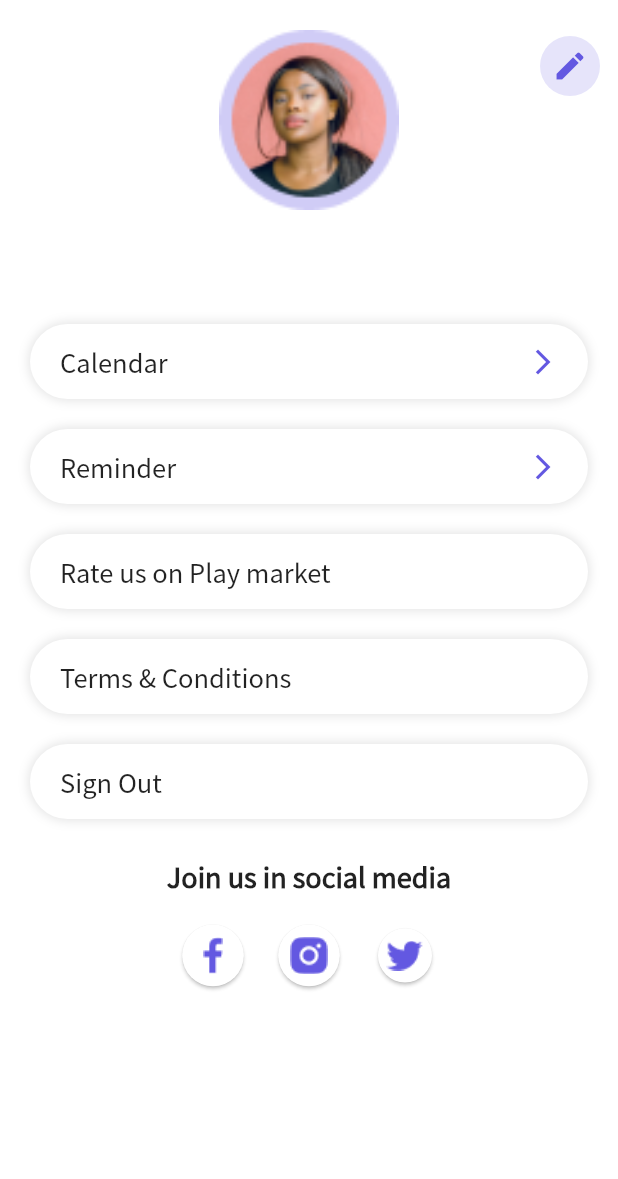
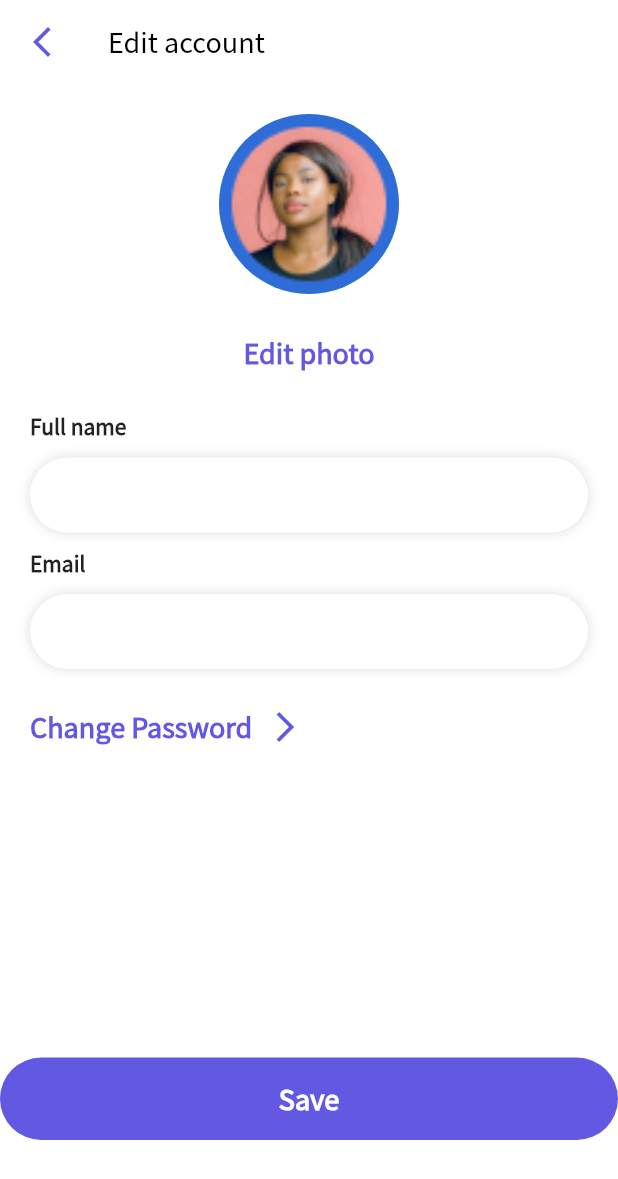
Before and after one commit to perpetio/fitness, a Flutter app: the SettingsScreen screen opened directly, after a tap on the "edit" icon, on a phone screen of 412 x 824 dp. Shown: the top 1179 px of the screen. Run offline on Flutter 3.47's test engine with Material 2 defaults, Android fonts, the phone set to English and light mode, and no system bars; our stand-ins replace bloc, dots_indicator, firebase_auth, firebase_core, firebase_storage, flutter_bloc and 3 more; accounts and stored records are empty.

Commit message:
[FT-13] realized edit account mechanism

```diff
--- a/lib/screens/common_widgets/fitness_button.dart
+++ b/lib/screens/common_widgets/fitness_button.dart
@@ -4,11 +4,9 @@ import 'package:flutter/material.dart';
 class FitnessButton extends StatelessWidget {
   final String title;
   final bool isEnabled;
+  final Function() onTap;
 
-  FitnessButton({
-    required this.title,
-    this.isEnabled = true,
-  });
+  FitnessButton({required this.title, this.isEnabled = true, required this.onTap});
 
   @override
   Widget build(BuildContext context) {
@@ -16,11 +14,14 @@ class FitnessButton extends StatelessWidget {
       width: double.infinity,
       height: 55,
       decoration: BoxDecoration(
-        color: isEnabled
-            ? ColorConstants.primaryColor
-            : ColorConstants.disabledColor,
+        color: isEnabled ? ColorConstants.primaryColor : ColorConstants.disabledColor,
         borderRadius: BorderRadius.circular(100),
       ),
+      child: Material(
+        color: Colors.transparent,
+        child: InkWell(
+          borderRadius: BorderRadius.circular(100),
+          onTap: onTap,
           child: Center(
             child: Text(
               title,
@@ -31,6 +32,8 @@ class FitnessButton extends StatelessWidget {
               ),
             ),
           ),
+        ),
+      ),
     );
   }
 }
--- a/lib/screens/common_widgets/settings_container.dart
+++ b/lib/screens/common_widgets/settings_container.dart
@@ -21,7 +21,7 @@ class SettingsContainer extends StatelessWidget {
             child: Padding(
               padding: EdgeInsets.symmetric(horizontal: 20),
               child: Row(
-                children: [child, Spacer(), if (withArrow) Icon(Icons.arrow_forward_ios, color: ColorConstants.primaryColor, size: 20)],
+                children: [Expanded(child: child), if (withArrow) Icon(Icons.arrow_forward_ios, color: ColorConstants.primaryColor, size: 20)],
               ),
             ),
           ),
--- /dev/null
+++ b/lib/screens/common_widgets/settings_textfield.dart
@@ -0,0 +1,20 @@
+import 'package:flutter/material.dart';
+
+class SettingsTextField extends StatelessWidget {
+  final TextEditingController controller;
+  const SettingsTextField({Key? key, required this.controller}) : super(key: key);
+
+  @override
+  Widget build(BuildContext context) {
+    return TextField(
+        controller: controller,
+        style: TextStyle(fontWeight: FontWeight.w600),
+        decoration: InputDecoration(
+          border: InputBorder.none,
+          focusedBorder: InputBorder.none,
+          enabledBorder: InputBorder.none,
+          errorBorder: InputBorder.none,
+          disabledBorder: InputBorder.none,
+        ));
+  }
+}
--- /dev/null
+++ b/lib/screens/edit_account/bloc/edit_account_bloc.dart
@@ -0,0 +1,31 @@
+import 'dart:async';
+
+import 'package:bloc/bloc.dart';
+import 'package:fitness_flutter/core/service/firebase_storage_service.dart';
+import 'package:fitness_flutter/core/service/user_service.dart';
+import 'package:image_picker/image_picker.dart';
+import 'package:meta/meta.dart';
+
+part 'edit_account_event.dart';
+part 'edit_account_state.dart';
+
+class EditAccountBloc extends Bloc<EditAccountEvent, EditAccountState> {
+  EditAccountBloc() : super(EditAccountInitial());
+
+  @override
+  Stream<EditAccountState> mapEventToState(
+    EditAccountEvent event,
+  ) async* {
+    if (event is UploadImage) {
+      yield EditAccountProgress();
+      final XFile? image = await ImagePicker().pickImage(source: ImageSource.gallery);
+      if (image != null) await FirebaseStorageService.uploadImage(filePath: image.path);
+      yield EditAccountInitial();
+    }
+    if (event is ChangeUserData) {
+      yield EditAccountProgress();
+      await UserService.changeUserData(displayName: event.displayName, email: event.email);
+      yield EditAccountInitial();
+    }
+  }
+}
--- /dev/null
+++ b/lib/screens/edit_account/bloc/edit_account_event.dart
@@ -0,0 +1,12 @@
+part of 'edit_account_bloc.dart';
+
+@immutable
+abstract class EditAccountEvent {}
+
+class UploadImage extends EditAccountEvent {}
+
+class ChangeUserData extends EditAccountEvent {
+  final String displayName;
+  final String email;
+  ChangeUserData({required this.displayName, required this.email});
+}
--- /dev/null
+++ b/lib/screens/edit_account/bloc/edit_account_state.dart
@@ -0,0 +1,8 @@
+part of 'edit_account_bloc.dart';
+
+@immutable
+abstract class EditAccountState {}
+
+class EditAccountInitial extends EditAccountState {}
+
+class EditAccountProgress extends EditAccountState {}
--- /dev/null
+++ b/lib/screens/edit_account/edit_account_screen.dart
@@ -0,0 +1,123 @@
+import 'dart:io';
+
+import 'package:firebase_auth/firebase_auth.dart';
+import 'package:fitness_flutter/core/const/color_constants.dart';
+import 'package:fitness_flutter/core/const/path_constants.dart';
+import 'package:fitness_flutter/core/const/text_constants.dart';
+import 'package:fitness_flutter/screens/common_widgets/fitness_button.dart';
+import 'package:fitness_flutter/screens/common_widgets/settings_container.dart';
+import 'package:fitness_flutter/screens/common_widgets/settings_textfield.dart';
+import 'package:fitness_flutter/screens/edit_account/bloc/edit_account_bloc.dart';
+import 'package:flutter/material.dart';
+import 'package:flutter_bloc/flutter_bloc.dart';
+
+class EditAccountScreen extends StatelessWidget {
+  EditAccountScreen({Key? key}) : super(key: key);
+  final TextEditingController _nameController = TextEditingController();
+  final TextEditingController _emailController = TextEditingController();
+
+  @override
+  Widget build(BuildContext context) {
+    return Scaffold(
+        body: _buildContext(context),
+        appBar: AppBar(
+            title: Text('Edit account', style: TextStyle(color: Colors.black, fontSize: 18)),
+            backgroundColor: Colors.transparent,
+            elevation: 0,
+            leading: IconButton(
+              icon: Icon(Icons.arrow_back_ios_new),
+              onPressed: () => Navigator.of(context).pop(),
+            ),
+            iconTheme: IconThemeData(
+              color: ColorConstants.primaryColor,
+            )));
+  }
+
+  BlocProvider<EditAccountBloc> _buildContext(BuildContext context) {
+    return BlocProvider<EditAccountBloc>(
+      create: (context) => EditAccountBloc(),
+      child: BlocConsumer<EditAccountBloc, EditAccountState>(
+        buildWhen: (_, currState) => currState is EditAccountInitial || currState is EditAccountProgress,
+        builder: (context, state) {
+          if (state is EditAccountProgress) return Center(child: CircularProgressIndicator());
+          return _editAccountContent(context);
+        },
+        listenWhen: (_, currState) => true,
+        listener: (context, state) {},
+      ),
+    );
+  }
+
+  Widget _editAccountContent(BuildContext context) {
+    EditAccountBloc _bloc = BlocProvider.of<EditAccountBloc>(context);
+    final User? user = FirebaseAuth.instance.currentUser;
+    final photoUrl = user?.photoURL ?? null;
+    final userName = user?.displayName ?? "No Username";
+    final userEmail = user?.email ?? 'No email';
+    _nameController.text = userName;
+    _emailController.text = userEmail;
+    double height = MediaQuery.of(context).size.height;
+    return SafeArea(
+      child: SingleChildScrollView(
+        child: Padding(
+          padding: EdgeInsets.only(top: 20.0),
+          child: SizedBox(
+            height: height - 140,
+            child: Column(crossAxisAlignment: CrossAxisAlignment.start, children: [
+              Center(
+                  child: photoUrl == null
+                      ? CircleAvatar(backgroundImage: AssetImage(PathConstants.profile), radius: 60)
+                      : CircleAvatar(backgroundImage: NetworkImage(photoUrl), radius: 60)),
+              SizedBox(height: 15),
+              Center(
+                child: TextButton(
+                    onPressed: () async {
+                      _bloc.add(UploadImage());
+                    },
+                    child: Text('Edit photo', style: TextStyle(fontSize: 18, fontWeight: FontWeight.bold, color: ColorConstants.primaryColor))),
+              ),
+              SizedBox(height: 15),
+              Padding(padding: EdgeInsets.symmetric(horizontal: 20), child: Text('Full name', style: TextStyle(fontWeight: FontWeight.w600))),
+              SettingsContainer(
+                  child: SettingsTextField(
+                controller: _nameController,
+              )),
+              Padding(padding: EdgeInsets.symmetric(horizontal: 20.0), child: Text('Email', style: TextStyle(fontWeight: FontWeight.w600))),
+              SettingsContainer(
+                  child: SettingsTextField(
+                controller: _emailController,
+              )),
+              SizedBox(height: 15),
+              Padding(
+                padding: EdgeInsets.symmetric(horizontal: 20),
+                child: InkWell(
+                  onTap: () {
+                    print('tapped');
+                  },
+                  child: Row(
+                    mainAxisSize: MainAxisSize.min,
+                    children: [
+                      Text('Change Password', style: TextStyle(fontWeight: FontWeight.w600, color: ColorConstants.primaryColor, fontSize: 18)),
+                      SizedBox(width: 10),
+                      Icon(Icons.arrow_forward_ios, color: ColorConstants.primaryColor)
+                    ],
+                  ),
+                ),
+              ),
+              Spacer(),
+              FitnessButton(
+                title: 'Save',
+                isEnabled: true,
+                onTap: () {
+                  if (userName != _nameController.text || userEmail != _emailController.text) {
+                    _bloc.add(ChangeUserData(displayName: _nameController.text, email: _emailController.text));
+                  }
+                },
+              ),
+            ]),
+          ),
+        ),
+      ),
+    );
+  }
+}
--- a/lib/screens/settings/settings_screen.dart
+++ b/lib/screens/settings/settings_screen.dart
@@ -5,14 +5,21 @@ import 'package:fitness_flutter/core/const/color_constants.dart';
 import 'package:fitness_flutter/core/const/path_constants.dart';
 import 'package:fitness_flutter/core/const/text_constants.dart';
 import 'package:fitness_flutter/screens/common_widgets/settings_container.dart';
+import 'package:fitness_flutter/screens/edit_account/edit_account_screen.dart';
 import 'package:fitness_flutter/screens/settings/bloc/bloc/settings_bloc.dart';
 import 'package:flutter/material.dart';
 import 'package:flutter_bloc/flutter_bloc.dart';
 import 'package:url_launcher/url_launcher.dart';
 
-class SettingsScreen extends StatelessWidget {
+class SettingsScreen extends StatefulWidget {
   const SettingsScreen({Key? key}) : super(key: key);
 
+  @override
+  _SettingsScreenState createState() => _SettingsScreenState();
+}
+
+class _SettingsScreenState extends State<SettingsScreen> {
+  String? photoUrl;
   @override
   Widget build(BuildContext context) {
     return Scaffold(body: _buildContext(context));
@@ -24,7 +31,7 @@ class SettingsScreen extends StatelessWidget {
       child: BlocConsumer<SettingsBloc, SettingsState>(
         buildWhen: (_, currState) => currState is SettingsInitial,
         builder: (context, state) {
-          return _settingsContent();
+          return _settingsContent(context);
         },
         listenWhen: (_, currState) => true,
         listener: (context, state) {},
@@ -32,18 +39,27 @@ class SettingsScreen extends StatelessWidget {
     );
   }
 
-  Widget _settingsContent() {
+  Widget _settingsContent(BuildContext context) {
     final User? user = FirebaseAuth.instance.currentUser;
     final displayName = user?.displayName ?? "No Username";
+    photoUrl = user?.photoURL ?? null;
     return SafeArea(
       child: SingleChildScrollView(
         child: Padding(
           padding: EdgeInsets.only(top: 20.0),
           child: Column(children: [
             Stack(alignment: Alignment.topRight, children: [
-              Center(child: Image(image: AssetImage(PathConstants.profile), height: 120, fit: BoxFit.fitHeight)),
+              Center(
+                  child: photoUrl == null
+                      ? CircleAvatar(backgroundImage: AssetImage(PathConstants.profile), radius: 60)
+                      : CircleAvatar(backgroundImage: NetworkImage(photoUrl!), radius: 60)),
               TextButton(
-                  onPressed: () {},
+                  onPressed: () async {
+                    await Navigator.push(context, MaterialPageRoute(builder: (context) => EditAccountScreen()));
+                    setState(() {
+                      photoUrl = user?.photoURL ?? null;
+                    });
+                  },
                   style: TextButton.styleFrom(shape: CircleBorder(), backgroundColor: ColorConstants.primaryColor.withOpacity(0.16)),
                   child: Icon(Icons.edit, color: ColorConstants.primaryColor)),
             ]),
@@ -54,6 +70,7 @@ class SettingsScreen extends StatelessWidget {
               child: Text(TextConstants.calendar, style: TextStyle(fontSize: 17, fontWeight: FontWeight.w500)),
               withArrow: true,
               onTap: () {
+                // UserService.editPhoto('https://picsum.photos/200/300');
                 print('on tap');
               },
             ),
--- a/lib/screens/sign_up/widget/sign_up_content.dart
+++ b/lib/screens/sign_up/widget/sign_up_content.dart
@@ -145,6 +145,7 @@ class SignUpContent extends StatelessWidget {
             child: FitnessButton(
               title: TextConstants.signUp,
               isEnabled: state is SignUpButtonEnableChangedState ? state.isEnabled : false,
+              onTap: () {},
             ),
             onTap: () {
               FocusScope.of(context).unfocus();
--- a/lib/screens/workout_details_screen/page/workout_details_page.dart
+++ b/lib/screens/workout_details_screen/page/workout_details_page.dart
@@ -18,6 +18,7 @@ class WorkoutDetailsPage extends StatelessWidget {
         padding: EdgeInsets.symmetric(horizontal: 20),
         child: FitnessButton(
           title: TextConstants.start,
+          onTap: () {},
         ),
       ),
       body: _buildContext(context),
--- a/pubspec.yaml
+++ b/pubspec.yaml
@@ -30,6 +30,8 @@ dependencies:
   # Firebase
   firebase_core: ^1.4.0
   firebase_auth: ^3.0.1
+  firebase_storage: ^10.0.1
+
 
   # IOS Icons
   cupertino_icons: ^1.0.2
@@ -45,6 +47,8 @@ dependencies:
 
   # Workout Details sliding up panel
   sliding_up_panel: ^2.0.0+1
+
+  image_picker: ^0.8.2
 
 dev_dependencies:
   flutter_test:
```
Also changed, not shown: lib/core/service/firebase_storage_service.dart (added, +33 -0 lines), lib/core/service/user_service.dart (added, +30 -0 lines), lib/screens/sign_in/widget/sign_in_content.dart (+6 -15 lines), pubspec.lock, 3 other files. Lines whose indentation alone changed are shown as unchanged.
